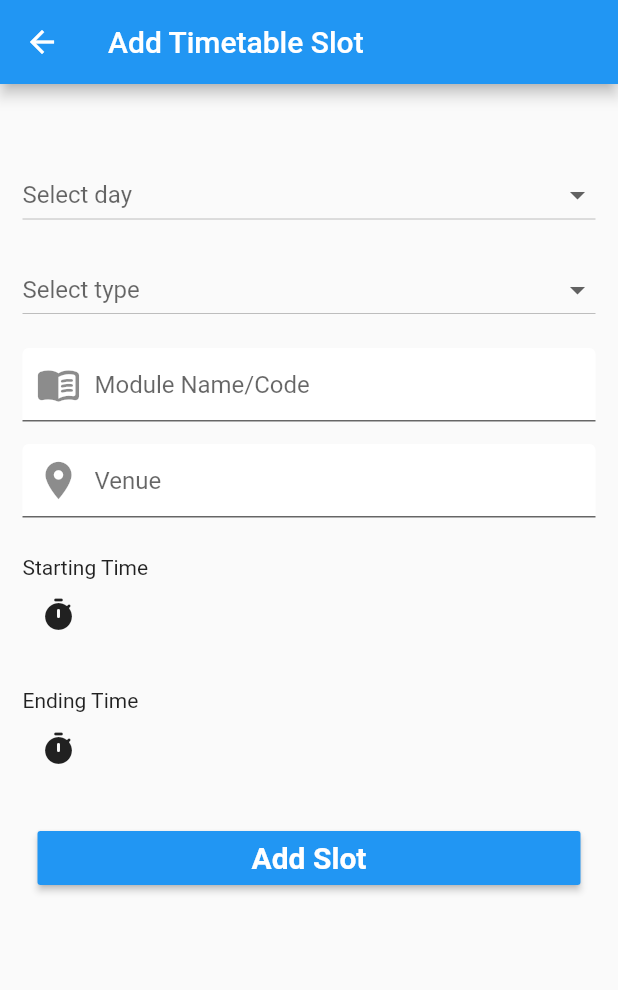
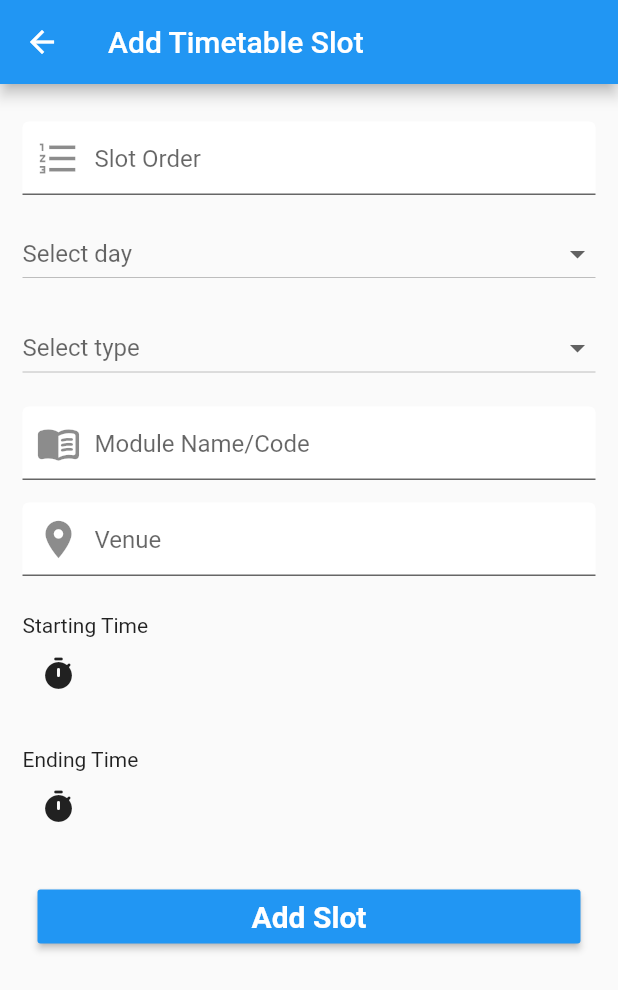
Before and after one commit to harshasuraweera/am-sliit-flutter-app, a Flutter app: the Timetable screen opened directly, after a tap on the "add" icon, on a phone screen of 412 x 824 dp. Shown: the top 990 px of the screen. Run offline on Flutter 3.47's test engine with Material 2 defaults, Android fonts, the light colour scheme and no system bars; our stand-ins replace firebase_auth, firebase_core, firebase_database, fluttertoast, font_awesome_flutter, google_fonts and 3 more; missing offline and left inert: cool_stepper, flutter_downloader, flutter_inappwebview; accounts and stored records are empty.

Commit message:
16th commit

```diff
--- a/lib/timetable_screens/add_timetable.dart
+++ b/lib/timetable_screens/add_timetable.dart
@@ -12,7 +12,7 @@ class AddTimetable extends StatefulWidget {
 }
 
 class _AddTimetableState extends State<AddTimetable> {
-  TextEditingController _moduleNameController, _venueController;
+  TextEditingController _moduleNameController, _venueController, _timeSlotOrderNumberController;
   String _typeSelected ='';
 
   TimeOfDay _timeOfDay_startTime = TimeOfDay.now();
@@ -53,6 +53,7 @@ DatabaseReference _ref;
     super.initState();
     _moduleNameController = TextEditingController();
     _venueController = TextEditingController();
+    _timeSlotOrderNumberController = TextEditingController();
     _ref = FirebaseDatabase.instance.reference().child('timetables').child(FirebaseAuth.instance.currentUser.uid);
   }
 
@@ -105,7 +106,22 @@ Widget _buildContactType(String title){
         child: Column(
           crossAxisAlignment: CrossAxisAlignment.start,
           children: [
-            SizedBox(height: 35),
+            SizedBox(height: 10),
+            TextFormField(
+              controller: _timeSlotOrderNumberController,
+              keyboardType: TextInputType.number,
+              decoration: InputDecoration(
+                hintText: 'Slot Order',
+                prefixIcon: Icon(
+                  Icons.format_list_numbered_outlined,
+                  size: 30,
+                ),
+                fillColor: Colors.white,
+                filled: true,
+                contentPadding: EdgeInsets.all(15),
+              ),
+            ),
+            SizedBox(height: 15),
             DropdownButton(
               isExpanded: true,
               hint: Text("Select day"),
@@ -220,17 +236,18 @@ Widget _buildContactType(String title){
 
 
     String moduleName = _moduleNameController.text.trim();
+    String slotOrder = _timeSlotOrderNumberController.text.trim();
     String venue = _venueController.text.trim();
     String typeChoose = type;
     String dayChoose = day;
     String chooseStartingTime = startingTime;
     String chooseEndingTime = endingTine;
 
-    if(_moduleNameController.text.isEmpty || _venueController.text.isEmpty || typeChoose.isEmpty || dayChoose.isEmpty || chooseStartingTime.isEmpty || chooseEndingTime.isEmpty){
+    if( _moduleNameController.text.isEmpty || _venueController.text.isEmpty || typeChoose.isEmpty || dayChoose.isEmpty || chooseStartingTime.isEmpty || chooseEndingTime.isEmpty){
       displayToastMessage("All the fields are mandatory", context);
-
     }else{
       Map<String,String> contact = {
+        'timeSlotOrder':slotOrder,
         'moduleName':moduleName,
         'venue':  venue,
         'type': typeChoose,
--- a/lib/timetable_screens/timetable.dart
+++ b/lib/timetable_screens/timetable.dart
@@ -57,7 +57,7 @@ class _TimetableState extends State<Timetable> {
     super.initState();
     _ref = FirebaseDatabase.instance
         .reference().child('timetables')
-        .child(FirebaseAuth.instance.currentUser.uid).child(loadingDay);
+        .child(FirebaseAuth.instance.currentUser.uid).child(loadingDay).orderByChild("timeSlotOrder");
   }
 
   Widget _buildContactItem({Map contact}) {
--- a/pubspec.yaml
+++ b/pubspec.yaml
@@ -15,7 +15,7 @@ publish_to: 'none' # Remove this line if you wish to publish to pub.dev
 # In iOS, build-name is used as CFBundleShortVersionString while build-number used as CFBundleVersion.
 # Read more about iOS versioning at
 # https://developer.apple.com/library/archive/documentation/General/Reference/InfoPlistKeyReference/Articles/CoreFoundationKeys.html
-version: 1.0.0+1
+version: 1.0.1+1
 
 environment:
   sdk: ">=2.7.0 <3.0.0"
```
Also changed, not shown: lib/timetable_screens/edit_timetable.dart (+20 -5 lines), 1 other file.
